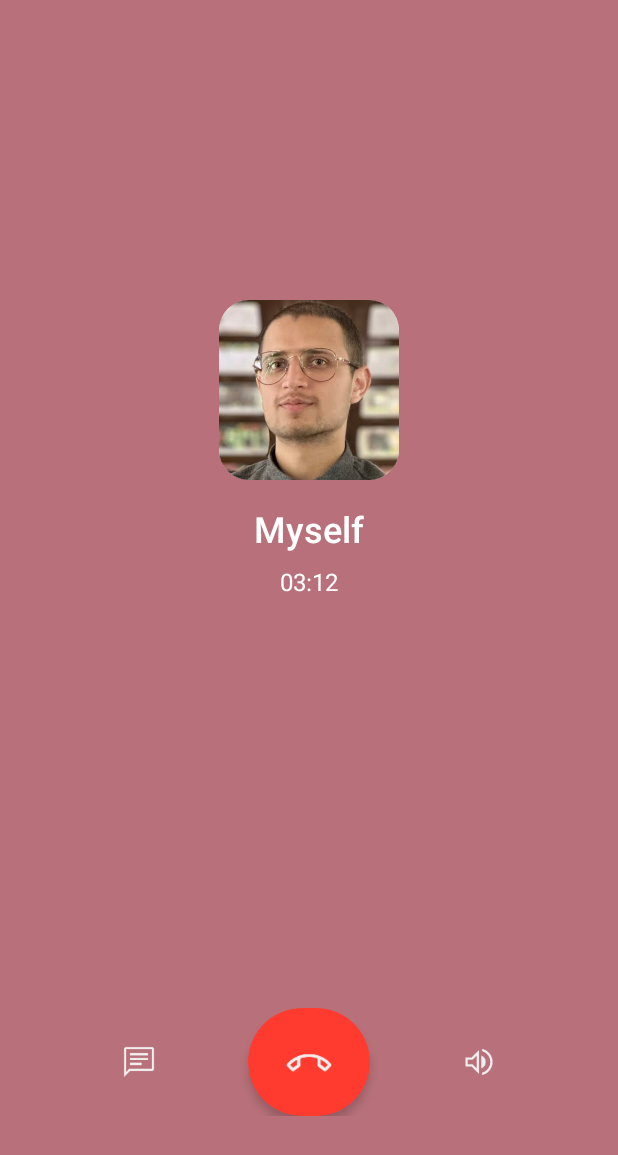
After one commit to mAhsan0553/Socially, an Android app: the CallActivity screen opened directly, with no data from a screen before it, on a phone screen of 412 x 824 dp. The commit adds this screen. Shown: the top 1155 px of the screen. Run offline under Robolectric (Android 15) with nearby library versions, the phone set to English and light mode, and no system bars.

Commit message:
feat: add call end page and integrate with UI

```diff
--- /dev/null
+++ b/app/src/main/java/com/muhammadahsan/i230553/CallActivity.kt
@@ -0,0 +1,23 @@
+package com.muhammadahsan.i230553
+
+import android.os.Bundle
+import android.widget.ImageView
+import androidx.activity.enableEdgeToEdge
+import androidx.appcompat.app.AppCompatActivity
+import androidx.core.view.ViewCompat
+import androidx.core.view.WindowInsetsCompat
+
+class CallActivity : AppCompatActivity() {
+    override fun onCreate(savedInstanceState: Bundle?) {
+        super.onCreate(savedInstanceState)
+        enableEdgeToEdge()
+        setContentView(R.layout.activity_call)
+
+        var call_end_button = findViewById<ImageView>(R.id.end_call_button)
+
+        call_end_button.setOnClickListener {
+            finish()
+
+        }
+    }
+}
--- a/app/src/main/java/com/muhammadahsan/i230553/ChatActivity.kt
+++ b/app/src/main/java/com/muhammadahsan/i230553/ChatActivity.kt
@@ -12,7 +12,20 @@ class ChatActivity : AppCompatActivity() {
         enableEdgeToEdge()
         setContentView(R.layout.activity_chat)
 
+        var video_call = findViewById<android.widget.ImageView>(R.id.video_call)
+        var back_arrow = findViewById<android.widget.ImageView>(R.id.back_arrow)
 
+
+
+
+        back_arrow.setOnClickListener {
+            finish()
+        }
+
+
+        video_call.setOnClickListener {
+            startActivity(android.content.Intent(this, CallActivity::class.java))
+        }
 
 
     }
--- /dev/null
+++ b/app/src/main/res/drawable/circle_border.xml
@@ -0,0 +1,18 @@
+<?xml version="1.0" encoding="utf-8"?>
+<shape xmlns:android="http://schemas.android.com/apk/res/android"
+    android:shape="oval">
+
+    <solid
+        android:color="@color/bg_white"
+        >
+
+    </solid>
+    <stroke
+        android:width="1dp"
+        android:color="@color/black" />
+    <size
+        android:width="65dp"
+        android:height="65dp" />
+
+
+</shape>
--- /dev/null
+++ b/app/src/main/res/layout/activity_call.xml
@@ -0,0 +1,110 @@
+<?xml version="1.0" encoding="utf-8"?>
+<RelativeLayout xmlns:android="http://schemas.android.com/apk/res/android"
+    android:layout_width="match_parent"
+    android:layout_height="match_parent"
+    android:background="#B8717A">
+
+    <LinearLayout
+        android:id="@+id/profile_container"
+        android:layout_width="wrap_content"
+        android:layout_height="wrap_content"
+        android:layout_centerHorizontal="true"
+        android:layout_marginTop="200dp"
+        android:orientation="vertical"
+        android:gravity="center">
+
+        <androidx.cardview.widget.CardView
+            android:layout_width="120dp"
+            android:layout_height="120dp"
+            android:layout_marginBottom="16dp"
+            app:cardCornerRadius="20dp"
+            app:cardElevation="0dp"
+            xmlns:app="http://schemas.android.com/apk/res-auto">
+
+            <ImageView
+                android:layout_width="match_parent"
+                android:layout_height="match_parent"
+                android:src="@drawable/img_31"
+                android:scaleType="centerCrop" />
+
+        </androidx.cardview.widget.CardView>
+
+        <LinearLayout
+            android:layout_width="wrap_content"
+            android:layout_height="wrap_content"
+            android:orientation="horizontal"
+            android:gravity="center"
+            android:layout_marginBottom="8dp">
+
+            <TextView
+                android:layout_width="wrap_content"
+                android:layout_height="wrap_content"
+                android:text="Myself"
+                android:textColor="@android:color/white"
+                android:textSize="24sp"
+                android:fontFamily="sans-serif-medium" />
+
+
+        </LinearLayout>
+
+        <TextView
+            android:layout_width="wrap_content"
+            android:layout_height="wrap_content"
+            android:text="03:12"
+            android:textColor="@android:color/white"
+            android:textSize="16sp"
+            android:fontFamily="sans-serif" />
+
+    </LinearLayout>
+
+    <LinearLayout
+        android:layout_width="match_parent"
+        android:layout_height="wrap_content"
+        android:layout_alignParentBottom="true"
+        android:layout_marginBottom="80dp"
+        android:orientation="horizontal"
+        android:gravity="center"
+        android:paddingHorizontal="60dp">
+
+        <ImageView
+            android:id="@+id/chat_button"
+            android:layout_width="56dp"
+            android:layout_height="56dp"
+            android:layout_weight="1"
+            android:src="@drawable/ic_chat"
+            android:background="@android:color/transparent"
+            android:padding="16dp"
+            />
+
+        <androidx.cardview.widget.CardView
+            android:layout_width="72dp"
+            android:layout_height="72dp"
+            android:layout_weight="1"
+            android:layout_marginHorizontal="40dp"
+            app:cardCornerRadius="36dp"
+            app:cardElevation="4dp"
+            app:cardBackgroundColor="#FF3B30"
+            xmlns:app="http://schemas.android.com/apk/res-auto">
+
+            <ImageView
+                android:id="@+id/end_call_button"
+                android:layout_width="match_parent"
+                android:layout_height="match_parent"
+                android:src="@drawable/ic_call_end"
+                android:background="@android:color/transparent"
+                android:padding="20dp" />
+
+        </androidx.cardview.widget.CardView>
+
+        <ImageView
+            android:id="@+id/speaker_button"
+            android:layout_width="56dp"
+            android:layout_height="56dp"
+            android:layout_weight="1"
+            android:src="@drawable/ic_volume_up"
+            android:background="@android:color/transparent"
+            android:padding="16dp" />
+
+    </LinearLayout>
+
+</RelativeLayout>
```
Also changed, not shown: app/src/main/res/drawable/ic_call_end.png (added), app/src/main/res/drawable/ic_chat.png (added), app/src/main/res/drawable/ic_volume_up.png (added), app/src/main/res/drawable/img_30.png (added), app/src/main/res/drawable/img_31.png (added).
